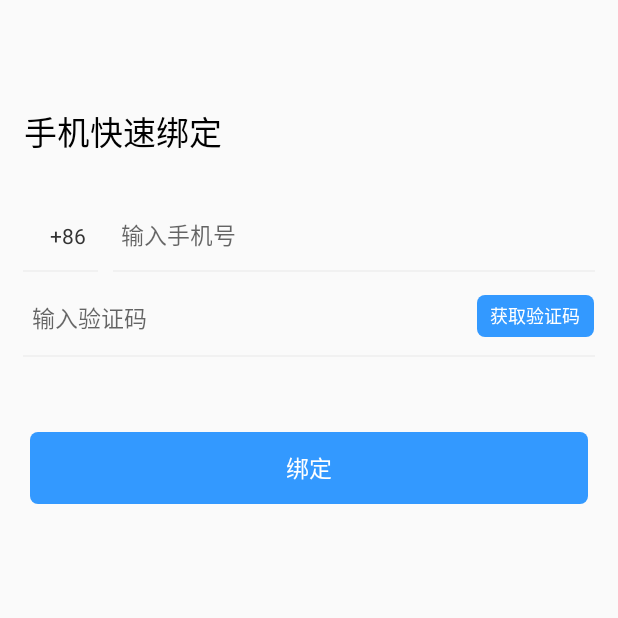
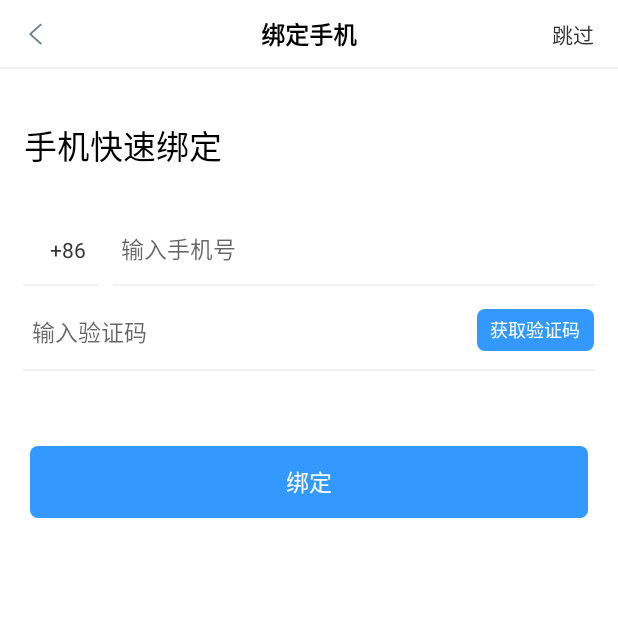
Before and after one commit to gmgw0909/Wallenews, an Android app: the BindPhoneActivity screen opened directly, with no data from a screen before it, on a phone screen of 412 x 824 dp, the top half of it. Run offline under Robolectric (Android 15) with nearby library versions, the phone set to English and light mode, and no system bars; our stand-ins replace ButterKnife.

```diff
--- a/app/build.gradle
+++ b/app/build.gradle
@@ -48,4 +48,6 @@ dependencies {
     implementation 'com.github.bumptech.glide:glide:4.7.1'
     // EventBus
     implementation 'org.greenrobot:eventbus:3.0.0'
+
+    implementation 'com.tencent.mm.opensdk:wechat-sdk-android-without-mta:+'
 }
--- a/app/src/main/java/com/pipnet/wallenews/adapter/FollowAdapter.java
+++ b/app/src/main/java/com/pipnet/wallenews/adapter/FollowAdapter.java
@@ -11,17 +11,11 @@ import com.chad.library.adapter.base.BaseQuickAdapter;
 import com.chad.library.adapter.base.BaseViewHolder;
 import com.facebook.drawee.view.SimpleDraweeView;
 import com.pipnet.wallenews.R;
-import com.pipnet.wallenews.base.Constans;
 import com.pipnet.wallenews.bean.FollowResponse;
 import com.pipnet.wallenews.bean.response.Response;
 import com.pipnet.wallenews.http.service.NetRequest;
 import com.pipnet.wallenews.http.subscriber.BaseSubscriber;
-import com.pipnet.wallenews.util.SPUtils;
-import com.pipnet.wallenews.util.ToastUtil;
 
-import org.greenrobot.eventbus.EventBus;
-
-import java.util.Collections;
 import java.util.List;
 
 /**
--- a/app/src/main/java/com/pipnet/wallenews/module/home/WaLiFragment.java
+++ b/app/src/main/java/com/pipnet/wallenews/module/home/WaLiFragment.java
@@ -1,6 +1,5 @@
 package com.pipnet.wallenews.module.home;
 
-import android.content.Intent;
 import android.support.v4.widget.SwipeRefreshLayout;
 import android.support.v7.widget.LinearLayoutManager;
 import android.support.v7.widget.OrientationHelper;
@@ -19,8 +18,6 @@ import com.pipnet.wallenews.bean.PageList;
 import com.pipnet.wallenews.bean.response.Response;
 import com.pipnet.wallenews.http.service.NetRequest;
 import com.pipnet.wallenews.http.subscriber.BaseSubscriber;
-import com.pipnet.wallenews.module.MainActivity;
-import com.pipnet.wallenews.module.login.LoginActivity;
 import com.pipnet.wallenews.uihelpers.IRefreshPage;
 import com.pipnet.wallenews.uihelpers.RefreshLoadMoreHelper;
 import com.pipnet.wallenews.util.SPUtils;
--- a/app/src/main/java/com/pipnet/wallenews/module/login/BindPhoneActivity.java
+++ b/app/src/main/java/com/pipnet/wallenews/module/login/BindPhoneActivity.java
@@ -20,6 +20,10 @@ import butterknife.OnClick;
 
 public class BindPhoneActivity extends BaseActivity {
 
+    @BindView(R.id.title)
+    TextView title;
+    @BindView(R.id.btn_right)
+    TextView btnRight;
     @BindView(R.id.et_phone)
     ClearEditText etPhone;
     @BindView(R.id.et_code)
@@ -36,11 +40,19 @@ public class BindPhoneActivity extends BaseActivity {
 
     @Override
     public void initViewData() {
+        title.setText("绑定手机");
+        btnRight.setText("跳过");
     }
 
-    @OnClick({R.id.btn_get_code, R.id.btn_bind})
+    @OnClick({R.id.btn_left, R.id.btn_right, R.id.btn_get_code, R.id.btn_bind})
     public void onViewClicked(View view) {
         switch (view.getId()) {
+            case R.id.btn_left:
+                finish();
+                break;
+            case R.id.btn_right:
+
+                break;
             case R.id.btn_get_code:
                 getVerCode();
                 break;
--- a/app/src/main/java/com/pipnet/wallenews/module/mine/EditActivity.java
+++ b/app/src/main/java/com/pipnet/wallenews/module/mine/EditActivity.java
@@ -9,7 +9,7 @@ import android.widget.TextView;
 import com.facebook.drawee.view.SimpleDraweeView;
 import com.pipnet.wallenews.R;
 import com.pipnet.wallenews.base.BaseActivity;
-import com.pipnet.wallenews.base.Constans;
+import com.pipnet.wallenews.base.Constants;
 import com.pipnet.wallenews.bean.LoginInfo;
 import com.pipnet.wallenews.bean.UploadResponse;
 import com.pipnet.wallenews.bean.response.Response;
@@ -186,7 +186,7 @@ public class EditActivity extends BaseActivity {
                     info.avatar = url;
                     SPUtils.setObject(info);
                     avatar.setImageURI(url);
-                    EventBus.getDefault().post(Constans.REFRESH_USER);
+                    EventBus.getDefault().post(Constants.REFRESH_USER);
                 }
             }
         });
@@ -194,7 +194,7 @@ public class EditActivity extends BaseActivity {
 
     @Subscribe(threadMode = ThreadMode.MAIN)
     public void onEvent(String event) {
-        if (event.equals(Constans.REFRESH_USER)) {
+        if (event.equals(Constants.REFRESH_USER)) {
             initUserInfo(SPUtils.getObject(LoginInfo.class));
         }
     }
--- a/app/src/main/java/com/pipnet/wallenews/module/mine/EditIntroActivity.java
+++ b/app/src/main/java/com/pipnet/wallenews/module/mine/EditIntroActivity.java
@@ -7,7 +7,7 @@ import android.widget.TextView;
 
 import com.pipnet.wallenews.R;
 import com.pipnet.wallenews.base.BaseActivity;
-import com.pipnet.wallenews.base.Constans;
+import com.pipnet.wallenews.base.Constants;
 import com.pipnet.wallenews.bean.LoginInfo;
 import com.pipnet.wallenews.bean.response.Response;
 import com.pipnet.wallenews.http.service.NetRequest;
@@ -88,7 +88,7 @@ public class EditIntroActivity extends BaseActivity {
                     ToastUtil.show("修改成功");
                     info.introduction = intro;
                     SPUtils.setObject(info);
-                    EventBus.getDefault().post(Constans.REFRESH_USER);
+                    EventBus.getDefault().post(Constants.REFRESH_USER);
                     finish();
                 }
             }
--- a/app/src/main/java/com/pipnet/wallenews/module/mine/EditNameActivity.java
+++ b/app/src/main/java/com/pipnet/wallenews/module/mine/EditNameActivity.java
@@ -7,7 +7,7 @@ import android.widget.TextView;
 
 import com.pipnet.wallenews.R;
 import com.pipnet.wallenews.base.BaseActivity;
-import com.pipnet.wallenews.base.Constans;
+import com.pipnet.wallenews.base.Constants;
 import com.pipnet.wallenews.bean.LoginInfo;
 import com.pipnet.wallenews.bean.response.Response;
 import com.pipnet.wallenews.http.service.NetRequest;
@@ -88,7 +88,7 @@ public class EditNameActivity extends BaseActivity {
                     ToastUtil.show("修改成功");
                     info.nickName = info.userName = name;
                     SPUtils.setObject(info);
-                    EventBus.getDefault().post(Constans.REFRESH_USER);
+                    EventBus.getDefault().post(Constants.REFRESH_USER);
                     finish();
                 }
             }
--- a/app/src/main/java/com/pipnet/wallenews/module/mine/ModifyPhoneActivity.java
+++ b/app/src/main/java/com/pipnet/wallenews/module/mine/ModifyPhoneActivity.java
@@ -8,7 +8,7 @@ import android.widget.TextView;
 
 import com.pipnet.wallenews.R;
 import com.pipnet.wallenews.base.BaseActivity;
-import com.pipnet.wallenews.base.Constans;
+import com.pipnet.wallenews.base.Constants;
 import com.pipnet.wallenews.bean.LoginInfo;
 import com.pipnet.wallenews.bean.response.Response;
 import com.pipnet.wallenews.http.service.NetRequest;
@@ -132,7 +132,7 @@ public class ModifyPhoneActivity extends BaseActivity {
                     LoginInfo info = SPUtils.getObject(LoginInfo.class);
                     info.mobilePhoneNumber = phone;
                     SPUtils.setObject(info);
-                    EventBus.getDefault().post(Constans.REFRESH_USER);
+                    EventBus.getDefault().post(Constants.REFRESH_USER);
                     finish();
                 } else {
                     ToastUtil.show("服务器出错");
--- a/app/src/main/java/com/pipnet/wallenews/module/mine/SettingActivity.java
+++ b/app/src/main/java/com/pipnet/wallenews/module/mine/SettingActivity.java
@@ -9,7 +9,7 @@ import com.facebook.drawee.view.SimpleDraweeView;
 import com.pipnet.wallenews.R;
 import com.pipnet.wallenews.base.ActivityController;
 import com.pipnet.wallenews.base.BaseActivity;
-import com.pipnet.wallenews.base.Constans;
+import com.pipnet.wallenews.base.Constants;
 import com.pipnet.wallenews.bean.LoginInfo;
 import com.pipnet.wallenews.module.login.LoginActivity;
 import com.pipnet.wallenews.util.SPUtils;
@@ -79,7 +79,7 @@ public class SettingActivity extends BaseActivity {
 
     @Subscribe(threadMode = ThreadMode.MAIN)
     public void onEvent(String event) {
-        if (event.equals(Constans.REFRESH_USER)) {
+        if (event.equals(Constants.REFRESH_USER)) {
             String avatarUrl = SPUtils.getObject(LoginInfo.class).avatar;
             if (!TextUtils.isEmpty(avatarUrl)) {
                 avatar.setImageURI(avatarUrl);
--- a/app/src/main/res/layout/activity_bind_phone.xml
+++ b/app/src/main/res/layout/activity_bind_phone.xml
@@ -1,13 +1,10 @@
 <?xml version="1.0" encoding="utf-8"?>
 <RelativeLayout xmlns:android="http://schemas.android.com/apk/res/android"
     android:layout_width="match_parent"
-    android:layout_height="match_parent">
+    android:layout_height="match_parent"
+    android:background="@color/white">
 
-    <ImageView
-        android:id="@+id/btn_back"
-        android:layout_width="wrap_content"
-        android:layout_height="wrap_content"
-        android:padding="15dp" />
+    <include layout="@layout/layout_title_bar" />
 
     <TextView
         android:id="@+id/title"
@@ -15,7 +12,7 @@
         android:layout_height="wrap_content"
         android:layout_below="@id/btn_back"
         android:layout_marginLeft="16dp"
-        android:layout_marginTop="40dp"
+        android:layout_marginTop="80dp"
         android:text="手机快速绑定"
         android:textColor="@color/black"
         android:textSize="22sp" />
```
Also changed, not shown: app/src/main/AndroidManifest.xml (+7 -0 lines), app/src/main/java/com/pipnet/wallenews/base/Constans.java (deleted, +0 -9 lines), app/src/main/java/com/pipnet/wallenews/base/Constants.java (added, +14 -0 lines), app/src/main/java/com/pipnet/wallenews/module/login/LoginActivity.java (+26 -1 lines), app/src/main/java/com/pipnet/wallenews/module/mine/MineFragment.java (+2 -5 lines), app/src/main/java/com/pipnet/wallenews/wxapi/WXEntryActivity.java (added, +83 -0 lines).
